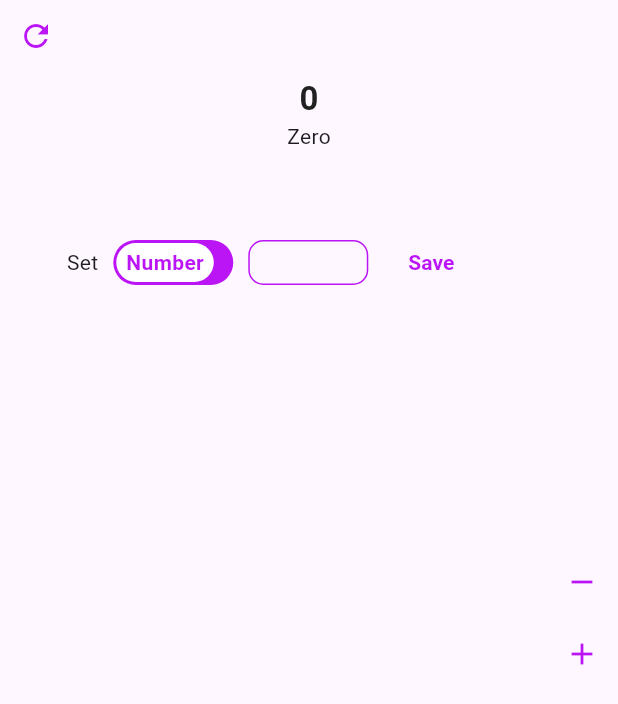
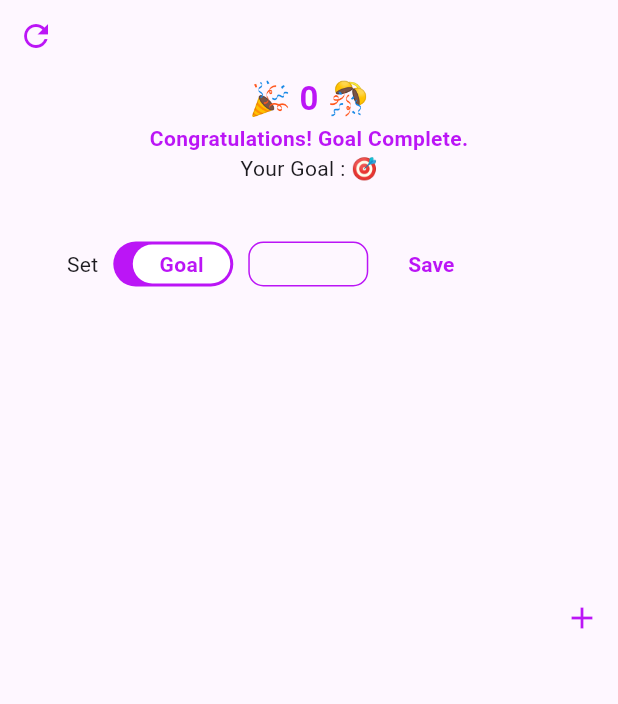
Before and after one commit to Mustack-Rabbi/recount, a Flutter app: the IncDecScreenThree widget shown alone on an empty page, opened directly, after a tap on the "remove" icon, after a tap on the "add" icon, after a tap on "Number", on a phone screen of 412 x 824 dp. Shown: the top 704 px of the screen. Run offline on Flutter 3.47's test engine with Material 3 defaults, Android fonts, the light colour scheme and no system bars; our stand-ins replace badges, get.

Commit message:
inc & dec screen 3 complete functionnality

```diff
--- a/lib/controller/screen_controller.dart
+++ b/lib/controller/screen_controller.dart
@@ -6,10 +6,16 @@ class ScreenController extends GetxController {
   RxBool isVisibleAddButton = true.obs;
   RxBool showBadge = false.obs;
 
+  RxBool switchButton = false.obs;
+
   RxInt incDecScreenOneIncrement = 0.obs;
+  RxInt screenThreeCounter = 0.obs;
+  RxInt screenThreeCounterGoal = 0.obs;
 
-  increment() {
-    incDecScreenOneIncrement.value++;
+  increment(RxInt incrementValue) {
+    incrementValue++;
+
+    // incDecScreenOneIncrement.value++;
   }
 
   decrement() {
@@ -27,4 +33,24 @@ class ScreenController extends GetxController {
   isVisibleRemoveButtonFunction() {
     isVisibleRemoveButton.value = !isVisibleRemoveButton.value;
   }
+
+  switchButtonFunction() {
+    switchButton.value = !switchButton.value;
+  }
+
+  screenThreeCounterFunctionInc() {
+    screenThreeCounter++;
+  }
+
+  // screenThreeCounterFunctionIncTest(RxInt screenThreeCPP) {
+  //   screenThreeCPP++;
+  // }
+
+  screenThreeCounterFunctionDec() {
+    screenThreeCounter--;
+  }
+
+  screenThreeCounterFunction() {
+    screenThreeCounter = RxInt(0);
+  }
 }
--- a/lib/screen/increment_decrement/inc_dec_screen_three.dart
+++ b/lib/screen/increment_decrement/inc_dec_screen_three.dart
@@ -1,4 +1,6 @@
 import 'package:flutter/material.dart';
+import 'package:get/get.dart';
+import 'package:recount/controller/screen_controller.dart';
 
 import '../../button/switch_button.dart';
 
@@ -44,8 +46,11 @@ class _IncDecScreenThreeState extends State<IncDecScreenThree> {
     9: "Nine"
   };
 
+  TextEditingController textController = TextEditingController();
+
   @override
   Widget build(BuildContext context) {
+    ScreenController screenController = Get.put(ScreenController());
     return Container(
       child: Row(
         children: [
@@ -59,9 +64,7 @@ class _IncDecScreenThreeState extends State<IncDecScreenThree> {
                     children: [
                       IconButton(
                           onPressed: () {
-                            setState(() {
-                              increment = 0;
-                            });
+                            screenController.screenThreeCounter.value = 0;
                           },
                           icon: Icon(
                             Icons.refresh,
@@ -75,17 +78,58 @@ class _IncDecScreenThreeState extends State<IncDecScreenThree> {
                             SizedBox(
                               height: 50,
                             ),
-                            Text(increment.toString(),
+                            Obx(
+                              () => (screenController.switchButton.value &&
+                                      screenController.screenThreeCounter ==
+                                          screenController
+                                              .screenThreeCounterGoal.value)
+                                  ? Column(
+                                      children: [
+                                        Text(
+                                            "🎉 ${screenController.screenThreeCounter} 🎊",
                                             style: TextStyle(
                                               fontSize: 22,
                                               fontWeight: FontWeight.w600,
-                                  color: textColor["textPrimaryColor"],
+                                              color: Color(0xFFBB15F6),
+                                            )),
+                                        Text(
+                                          "Congratulations! Goal Complete.",
+                                          style: TextStyle(
+                                              color: Color(0xFFBB15F6),
+                                              fontWeight: FontWeight.w600),
+                                        ),
+                                      ],
+                                    )
+                                  : Column(
+                                      children: [
+                                        Text(
+                                            screenController.screenThreeCounter
+                                                .toString(),
+                                            style: TextStyle(
+                                              fontSize: 22,
+                                              fontWeight: FontWeight.w600,
+                                              color:
+                                                  textColor["textPrimaryColor"],
                                             )),
                                         Text(
                                           "${numberToWord[increment]}",
                                         ),
+                                      ],
+                                    ),
+                            ),
+                            Obx(
+                              () => Visibility(
+                                replacement: SizedBox(
+                                  height: 20,
+                                ),
+                                visible: screenController.switchButton.value,
+                                child: Text(
+                                  "Your Goal : ${0 < screenController.screenThreeCounterGoal.value ? screenController.screenThreeCounterGoal.value : "🎯"}",
+                                ),
+                              ),
+                            ),
                             SizedBox(
-                              height: 50,
+                              height: 30,
                             ),
                           ],
                         ),
@@ -103,9 +147,13 @@ class _IncDecScreenThreeState extends State<IncDecScreenThree> {
                     const SizedBox(
                       width: 10,
                     ),
-                    SwitchButton(
-                      isOn: false,
-                      onTap: () {},
+                    Obx(
+                      () => SwitchButton(
+                        isOn: screenController.switchButton.value,
+                        onTap: () {
+                          screenController.switchButtonFunction();
+                        },
+                      ),
                     ),
                     const SizedBox(
                       width: 10,
@@ -117,10 +165,11 @@ class _IncDecScreenThreeState extends State<IncDecScreenThree> {
                     Container(
                       width: 80,
                       height: 30,
-                      child: const Center(
+                      child: Center(
                         child: TextField(
+                          controller: textController,
                           cursorColor: Color(0xFFBB15F6),
-                          // textAlign: TextAlign.center,
+                          textAlign: TextAlign.center,
                           decoration: InputDecoration(
                             border: OutlineInputBorder(
                               borderRadius:
@@ -145,12 +194,33 @@ class _IncDecScreenThreeState extends State<IncDecScreenThree> {
                     const SizedBox(
                       width: 10,
                     ),
-                    TextButton(
-                        onPressed: () {},
+
+                    Visibility(
+                      visible: true,
+                      child: TextButton(
+                          onPressed: () {
+                            if (screenController.switchButton.value) {
+                              String inputText = textController.text;
+
+                              screenController.screenThreeCounterGoal.value =
+                                  int.tryParse(inputText)!;
+                              screenController.screenThreeCounter.value = 0;
+
+                              textController.clear();
+                            } else {
+                              String inputText = textController.text;
+
+                              screenController.screenThreeCounter.value =
+                                  int.tryParse(inputText)!;
+
+                              textController.clear();
+                            }
+                          },
                           child: Text("Save",
                               style: TextStyle(
                                   color: color["deepPurpleColor"],
-                                fontWeight: FontWeight.w600)))
+                                  fontWeight: FontWeight.w600))),
+                    ),
                   ],
                 ),
               ],
@@ -162,23 +232,33 @@ class _IncDecScreenThreeState extends State<IncDecScreenThree> {
               // const SizedBox(
               //   height: 30,
               // ),
-              IconButton(
+
+              Obx(
+                () => Visibility(
+                  visible: !screenController.switchButton.value,
+                  child: IconButton(
                       onPressed: () {
-                    setState(() {
-                      increment--;
-                    });
+                        screenController.screenThreeCounterFunctionDec();
+                        // setState(() {
+                        //   screenController.screenThreeCounterFunctionInc();
+                        // });
                       },
                       icon: Icon(
                         Icons.remove,
                         color: color["deepPurpleColor"],
                       )),
+                ),
+              ),
               IconButton(
                   onPressed: () {
-                    setState(() {
-                      increment++;
+                    screenController
+                        .increment(screenController.screenThreeCounter);
+                    // screenController.screenThreeCounterFunctionInc();
+                    // setState(() {
+                    //   increment++;
 
-                      // print("numbr $increment");
-                    });
+                    //   // print("numbr $increment");
+                    // });
                   },
                   icon: Icon(Icons.add, color: color["deepPurpleColor"])),
             ],
```
Also changed, not shown: lib/button/switch_button.dart (+0 -50 lines). Lines whose indentation alone changed are shown as unchanged.
